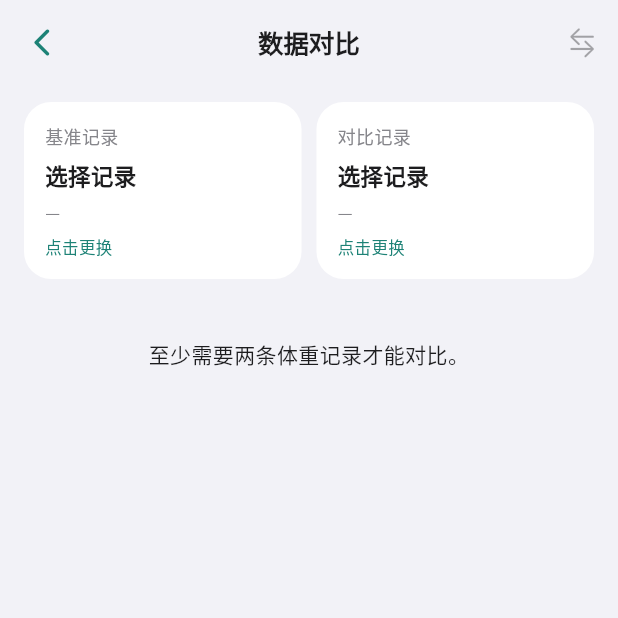
After one commit to FinnWang-CN/Poise, a Flutter app: the screen it shows after launch, item 2 of the bottom bar chosen, after a tap on "数据对比", on a phone screen of 412 x 824 dp, the top half of it. The commit adds this screen. Run offline on Flutter 3.47's test engine with Material 3 defaults, Android fonts, the phone set to English and light mode, and no system bars; our stand-ins replace file_picker, fl_chart, flutter_secure_storage, shared_preferences; missing offline and left inert: excel, health; accounts and stored records are empty.

Commit message:
Add two-record comparison and prepare Poise 0.8.5

```diff
--- /dev/null
+++ b/lib/comparison.dart
@@ -0,0 +1,83 @@
+import 'model.dart';
+
+class ComparisonMetric {
+  final String name;
+  final String left, right;
+  final double? difference;
+  final String unit;
+  final int decimals;
+  const ComparisonMetric(
+    this.name,
+    this.left,
+    this.right,
+    this.difference,
+    this.unit,
+    this.decimals,
+  );
+}
+
+/// Never substitutes zero for missing values or subtracts incompatible units.
+List<ComparisonMetric> compareRecords(
+  BodyData data,
+  Measurement a,
+  Measurement b,
+) {
+  final result = <ComparisonMetric>[];
+  void add(
+    String name,
+    NumericReading? x,
+    NumericReading? y, {
+    int decimals = 1,
+    String? rawLeft,
+    String? rawRight,
+  }) {
+    double display(NumericReading v) =>
+        v.unit == 'kg' ? data.displayWeight(v.value) : v.value;
+    String displayUnit(NumericReading v) => v.unit == 'kg' ? data.unit : v.unit;
+    String text(NumericReading? v, String? raw) =>
+        v == null
+            ? (raw == null || raw.trim().isEmpty ? '—' : raw)
+            : '${display(v).toStringAsFixed(decimals)}${displayUnit(v).isEmpty ? '' : ' ${displayUnit(v)}'}';
+    final compatible = x != null && y != null && x.unit == y.unit;
+    result.add(
+      ComparisonMetric(
+        name,
+        text(x, rawLeft),
+        text(y, rawRight),
+        compatible ? display(y) - display(x) : null,
+        compatible ? displayUnit(x) : '',
+        decimals,
+      ),
+    );
+  }
+
+  add(
+    '体重',
+    NumericReading(a.kg, 'kg'),
+    NumericReading(b.kg, 'kg'),
+    decimals: 2,
+  );
+  NumericReading bmi(Measurement r) =>
+      numericReading(r.extras['BMI'] ?? '') ??
+      NumericReading(r.bmi(data.height), '');
+  add('BMI', bmi(a), bmi(b));
+  add(
+    '体脂率',
+    a.fat == null ? null : NumericReading(a.fat!, '%'),
+    b.fat == null ? null : NumericReading(b.fat!, '%'),
+  );
+  final keys = {...a.extras.keys, ...b.extras.keys}
+    ..removeAll({'时间', '体重', '体脂率', 'BMI'});
+  for (final key in keys) {
+    final x = a.extras[key], y = b.extras[key];
+    add(
+      key,
+      numericReading(x ?? ''),
+      numericReading(y ?? ''),
+      rawLeft: x,
+      rawRight: y,
+      decimals: key == '腰臀比' ? 2 : 1,
+    );
+  }
+  return result;
+}
--- /dev/null
+++ b/lib/comparison_page.dart
@@ -0,0 +1,385 @@
+import 'package:flutter/cupertino.dart';
+import 'package:flutter/material.dart';
+import 'comparison.dart';
+import 'design.dart';
+import 'language.dart';
+import 'model.dart';
+
+class ComparisonPage extends StatefulWidget {
+  final BodyData data;
+  final DateTime? initialDay;
+  const ComparisonPage({super.key, required this.data, this.initialDay});
+  @override
+  State<ComparisonPage> createState() => _ComparisonPageState();
+}
+
+class _ComparisonPageState extends State<ComparisonPage> {
+  late final records =
+      widget.data.allRecords.toList()
+        ..sort((a, b) => compareMeasurements(b, a));
+  Measurement? left, right;
+  @override
+  void initState() {
+    super.initState();
+    final day =
+        records
+            .where(
+              (r) =>
+                  dayOf(r.time) == dayOf(widget.initialDay ?? DateTime.now()),
+            )
+            .toList();
+    right = day.isNotEmpty ? day.first : records.firstOrNull;
+    left = records.where((r) => r.id != right?.id).firstOrNull;
+    if (left != null && right != null && left!.time.isAfter(right!.time)) {
+      final old = left;
+      left = right;
+      right = old;
+    }
+  }
+
+  String time(Measurement r) =>
+      r.dateOnly
+          ? tr(context, '仅日期')
+          : '${r.time.hour.toString().padLeft(2, '0')}:${r.time.minute.toString().padLeft(2, '0')}';
+  String source(Measurement r) => tr(
+    context,
+    r.keepKey != null
+        ? 'Keep 记录'
+        : r.healthKey != null
+        ? '系统记录'
+        : r.extras.isNotEmpty
+        ? '文件导入'
+        : '手动记录',
+  );
+
+  Future<void> pick(bool baseline) async {
+    if (records.isEmpty) return;
+    final current = baseline ? left : right;
+    final other = baseline ? right : left;
+    final days = records.map((r) => dayOf(r.time)).toSet().toList()..sort();
+    var day = current == null ? days.last : dayOf(current.time);
+    final chosen = await showModalBottomSheet<Measurement>(
+      context: context,
+      isScrollControlled: true,
+      useSafeArea: true,
+      builder:
+          (sheet) => StatefulBuilder(
+            builder: (sheet, update) {
+              final rows = records.where((r) => dayOf(r.time) == day).toList();
+              final index = days.indexOf(day);
+              return SizedBox(
+                height: MediaQuery.sizeOf(sheet).height * .72,
+                child: Column(
+                  children: [
+                    Padding(
+                      padding: const EdgeInsets.fromLTRB(20, 12, 8, 4),
+                      child: Row(
+                        children: [
+                          Expanded(
+                            child: Text(
+                              tr(sheet, baseline ? '选择基准记录' : '选择对比记录'),
+                              style: Theme.of(sheet).textTheme.titleMedium,
+                            ),
+                          ),
+                          IconButton(
+                            tooltip: tr(sheet, '关闭'),
+                            onPressed: () => Navigator.pop(sheet),
+                            icon: const Icon(Icons.close),
+                          ),
+                        ],
+                      ),
+                    ),
+                    Row(
+                      mainAxisAlignment: MainAxisAlignment.center,
+                      children: [
+                        IconButton(
+                          tooltip: tr(sheet, '上一个有记录的日期'),
+                          onPressed:
+                              index > 0
+                                  ? () => update(() => day = days[index - 1])
+                                  : null,
+                          icon: const Icon(
+                            CupertinoIcons.chevron_left,
+                            size: 18,
+                          ),
+                        ),
+                        Flexible(
+                          child: TextButton.icon(
+                            icon: const Icon(CupertinoIcons.calendar, size: 18),
+                            label: Text(dateLabel(day)),
+                            onPressed: () async {
+                              final selected = await showDatePicker(
+                                context: sheet,
+                                initialDate: day,
+                                firstDate: days.first,
+                                lastDate: days.last,
+                                selectableDayPredicate:
+                                    (d) => days.contains(dayOf(d)),
+                              );
+                              if (selected != null && sheet.mounted) {
+                                update(() => day = dayOf(selected));
+                              }
+                            },
+                          ),
+                        ),
+                        IconButton(
+                          tooltip: tr(sheet, '下一个有记录的日期'),
+                          onPressed:
+                              index < days.length - 1
+                                  ? () => update(() => day = days[index + 1])
+                                  : null,
+                          icon: const Icon(
+                            CupertinoIcons.chevron_right,
+                            size: 18,
+                          ),
+                        ),
+                      ],
+                    ),
+                    Expanded(
+                      child: ListView.builder(
+                        padding: const EdgeInsets.fromLTRB(12, 4, 12, 24),
+                        itemCount: rows.length,
+                        itemBuilder: (context, i) {
+                          final r = rows[i];
+                          return ListTile(
+                            enabled: r.id != other?.id,
+                            selected: r.id == current?.id,
+                            title: Text(
+                              '${time(r)} · ${widget.data.displayWeight(r.kg).toStringAsFixed(2)} ${tr(context, widget.data.unit)}',
+                            ),
+                            subtitle: Text(
+                              r.id == other?.id
+                                  ? tr(context, '已用于另一组')
+                                  : source(r),
+                            ),
+                            trailing:
+                                r.id == current?.id
+                                    ? const Icon(Icons.check, size: 20)
+                                    : null,
+                            onTap: () => Navigator.pop(sheet, r),
+                          );
+                        },
+                      ),
+                    ),
+                  ],
+                ),
+              );
+            },
+          ),
+    );
+    if (chosen != null && mounted) {
+      setState(() {
+        if (baseline) {
+          left = chosen;
+        } else {
+          right = chosen;
+        }
+      });
+    }
+  }
+
+  Widget selector(bool baseline) {
+    final r = baseline ? left : right;
+    final p = paletteOf(context);
+    return Material(
+      color: p.surface,
+      borderRadius: BorderRadius.circular(18),
+      child: InkWell(
+        onTap: () => pick(baseline),
+        borderRadius: BorderRadius.circular(18),
+        child: Padding(
+          padding: const EdgeInsets.all(14),
+          child: Column(
+            crossAxisAlignment: CrossAxisAlignment.start,
+            children: [
+              Text(
+                tr(context, baseline ? '基准记录' : '对比记录'),
+                style: TextStyle(fontSize: 12, color: p.secondary),
+              ),
+              const SizedBox(height: 7),
+              Text(
+                r == null ? tr(context, '选择记录') : dateLabel(r.time),
+                style: const TextStyle(
+                  fontSize: 15,
+                  fontWeight: FontWeight.w600,
+                ),
+              ),
+              const SizedBox(height: 5),
+              Text(
+                r == null ? '—' : '${time(r)} · ${source(r)}',
+                style: TextStyle(fontSize: 11, color: p.secondary),
+              ),
+              const SizedBox(height: 7),
+              Text(
+                tr(context, '点击更换'),
+                style: TextStyle(fontSize: 11, color: p.accentColor),
+              ),
+            ],
+          ),
+        ),
+      ),
+    );
+  }
+
+  Widget metricRow(ComparisonMetric m) {
+    final p = paletteOf(context);
+    final rounded =
+        m.difference == null
+            ? null
+            : double.parse(m.difference!.toStringAsFixed(m.decimals));
+    final up = rounded != null && rounded > 0,
+        down = rounded != null && rounded < 0;
+    final delta =
+        rounded == null
+            ? '—'
+            : '${up ? '+' : ''}${rounded.toStringAsFixed(m.decimals)}${m.unit.isEmpty ? '' : ' ${m.unit == '%' ? tr(context, '百分点') : tr(context, m.unit)}'}';
+    Widget value(String s) => Padding(
+      padding: const EdgeInsets.symmetric(horizontal: 4),
+      child: Text(
+        s.replaceAll('斤', tr(context, '斤')),
+        textAlign: TextAlign.center,
+        style: const TextStyle(fontSize: 20, fontWeight: FontWeight.w500),
+      ),
+    );
+    return Padding(
+      padding: const EdgeInsets.symmetric(vertical: 19, horizontal: 8),
+      child: Row(
+        children: [
+          Expanded(flex: 3, child: value(m.left)),
+          Expanded(
+            flex: 4,
+            child: Column(
+              children: [
+                Text(
+                  tr(context, m.name),
+                  textAlign: TextAlign.center,
+                  style: TextStyle(fontSize: 13, color: p.secondary),
+                ),
+                const SizedBox(height: 6),
+                Text(
+                  '${up
+                      ? '↑ '
+                      : down
+                      ? '↓ '
+                      : ''}$delta',
+                  textAlign: TextAlign.center,
+                  style: TextStyle(
+                    fontSize: 13,
+                    fontWeight: FontWeight.w600,
+                    color:
+                        up
+                            ? (Theme.of(context).brightness == Brightness.dark
+                                ? const Color(0xFFB6A4FF)
+                                : const Color(0xFF7960C5))
+                            : p.accentColor,
+                  ),
+                ),
+              ],
+            ),
+          ),
+          Expanded(flex: 3, child: value(m.right)),
+        ],
+      ),
+    );
+  }
+
+  @override
+  Widget build(BuildContext context) {
+    final ready = left != null && right != null;
+    final p = paletteOf(context);
+    final metrics =
+        ready
+            ? compareRecords(widget.data, left!, right!)
+            : <ComparisonMetric>[];
+    final days =
+        ready
+            ? (dayOf(right!.time).difference(dayOf(left!.time)).inHours / 24)
+                .round()
+                .abs()
+            : 0;
+    return Scaffold(
+      appBar: AppBar(
+        title: Text(tr(context, '数据对比')),
+        actions: [
+          IconButton(
+            tooltip: tr(context, '交换记录'),
+            onPressed:
+                ready
+                    ? () => setState(() {
+                      final a = left;
+                      left = right;
+                      right = a;
+                    })
+                    : null,
+            icon: const Icon(CupertinoIcons.arrow_right_arrow_left, size: 20),
+          ),
+        ],
+      ),
+      body: Center(
+        child: ConstrainedBox(
+          constraints: const BoxConstraints(maxWidth: 780),
+          child: ListView(
+            padding: const EdgeInsets.fromLTRB(16, 12, 16, 28),
+            children: [
+              Row(
+                crossAxisAlignment: CrossAxisAlignment.start,
+                children: [
+                  Expanded(child: selector(true)),
+                  const SizedBox(width: 10),
+                  Expanded(child: selector(false)),
+                ],
+              ),
+              const SizedBox(height: 16),
+              if (!ready)
+                Padding(
+                  padding: const EdgeInsets.all(24),
+                  child: Text(
+                    tr(context, '至少需要两条体重记录才能对比。'),
+                    textAlign: TextAlign.center,
+                  ),
+                ),
+              if (ready) ...[
+                Text(
+                  tr(context, '相隔 $days 天'),
+                  textAlign: TextAlign.center,
+                  style: TextStyle(fontSize: 12, color: p.secondary),
+                ),
+                const SizedBox(height: 12),
+                DecoratedBox(
+                  decoration: BoxDecoration(
+                    color: p.surface,
+                    borderRadius: BorderRadius.circular(20),
+                  ),
+                  child: Column(
+                    children: [
+                      for (var i = 0; i < metrics.length; i++) ...[
+                        if (i > 0)
+                          Padding(
+                            padding: const EdgeInsets.symmetric(horizontal: 16),
+                            child: Divider(height: 1, color: p.line),
+                          ),
+                        metricRow(metrics[i]),
+                      ],
+                    ],
+                  ),
+                ),
+                const SizedBox(height: 14),
+                Text(
+                  tr(
+                    context,
+                    '差值 = 对比记录 − 基准记录。缺失或单位不同的指标不计算差值；增减不代表健康评价。BMI 优先使用原始值，否则按当前身高计算。',
+                  ),
+                  style: TextStyle(
+                    fontSize: 11,
+                    height: 1.6,
+                    color: p.secondary,
+                  ),
+                ),
+              ],
+            ],
+          ),
+        ),
+      ),
+    );
+  }
+}
--- a/lib/keep_service.dart
+++ b/lib/keep_service.dart
@@ -331,7 +331,7 @@ class KeepService {
     await _wire('initialize', {
       'protocolVersion': '2025-03-26',
       'capabilities': {},
-      'clientInfo': {'name': 'Poise', 'version': '0.8.4'},
+      'clientInfo': {'name': 'Poise', 'version': '0.8.5'},
     });
     await _wire('notifications/initialized', null, notification: true);
     _ready = true;
--- a/lib/main.dart
+++ b/lib/main.dart
@@ -1,3 +1,4 @@
+import 'comparison_page.dart';
 import 'support_author.dart';
 import 'keep_page.dart';
 import 'keep_icon.dart';
@@ -555,6 +556,14 @@ class _HomeState extends State<Home> with WidgetsBindingObserver {
       ],
     ),
   );
+  void openComparison() {
+    Navigator.of(context).push(
+      MaterialPageRoute<void>(
+        builder: (_) => ComparisonPage(data: data, initialDay: selected),
+      ),
+    );
+  }
+
   Widget calendarPage() {
     final records = data.onDay(selected, period).reversed.toList();
     final first = DateTime(month.year, month.month, 1);
@@ -579,8 +588,12 @@ class _HomeState extends State<Home> with WidgetsBindingObserver {
                     child: Column(
                       crossAxisAlignment: CrossAxisAlignment.start,
                       children: [
-                        if (compact)
-                          Padding(
+                        Row(
+                          children: [
+                            Expanded(
+                              child:
+                                  compact
+                                      ? Padding(
                                         padding: EdgeInsets.only(bottom: 10),
                                         child: Text(
                                           tr(context, '身体日历'),
@@ -591,8 +604,21 @@ class _HomeState extends State<Home> with WidgetsBindingObserver {
                                           ),
                                         ),
                                       )
-                        else
-                          sectionHeading('身体日历', '每一次记录，都是对自己的关照。'),
+                                      : sectionHeading(
+                                        '身体日历',
+                                        '每一次记录，都是对自己的关照。',
+                                      ),
+                            ),
+                            IconButton(
+                              tooltip: tr(context, '数据对比'),
+                              onPressed: openComparison,
+                              icon: Icon(
+                                CupertinoIcons.arrow_right_arrow_left,
+                                size: 20,
+                              ),
+                            ),
+                          ],
+                        ),
                         panel(
                           Column(
                             children: [
@@ -1029,6 +1055,14 @@ class _HomeState extends State<Home> with WidgetsBindingObserver {
     return ListView(
       padding: EdgeInsets.fromLTRB(20, 8, 20, 24),
       children: [
+        Align(
+          alignment: Alignment.centerRight,
+          child: TextButton.icon(
+            onPressed: openComparison,
+            icon: Icon(CupertinoIcons.arrow_right_arrow_left, size: 16),
+            label: Text(tr(context, '数据对比')),
+          ),
+        ),
         sectionHeading('变化趋势', '关注长期变化，也接纳日常波动。'),
         AppleSegments<int>(
           value: activeMetric < 3 ? activeMetric : null,
@@ -1619,7 +1653,7 @@ class _HomeState extends State<Home> with WidgetsBindingObserver {
       Padding(
         padding: EdgeInsets.all(20),
         child: Text(
-          tr(context, '轻衡 0.8.4 · 身体记录'),
+          tr(context, '轻衡 0.8.5 · 身体记录'),
           textAlign: TextAlign.center,
           style: TextStyle(color: paletteOf(context).secondary, fontSize: 11),
         ),
--- a/lib/translations.dart
+++ b/lib/translations.dart
@@ -1,5 +1,24 @@
 // UI catalog. Imported field keys and stored measurements remain unchanged.
 const translations = <String, String>{
+  "数据对比": "Compare records",
+  "基准记录": "Baseline",
+  "对比记录": "Comparison",
+  "选择基准记录": "Choose baseline",
+  "选择对比记录": "Choose comparison",
+  "选择记录": "Choose a record",
+  "点击更换": "Tap to change",
+  "交换记录": "Swap records",
+  "已用于另一组": "Selected on the other side",
+  "上一个有记录的日期": "Previous recorded date",
+  "下一个有记录的日期": "Next recorded date",
+  "文件导入": "File import",
+  "手动记录": "Manual entry",
+  "百分点": "pp",
+  "相隔 {0} 天": "{0} days apart",
+  "至少需要两条体重记录才能对比。": "At least two weight records are needed to compare.",
+  "差值 = 对比记录 − 基准记录。缺失或单位不同的指标不计算差值；增减不代表健康评价。BMI 优先使用原始值，否则按当前身高计算。":
+      "Change = comparison minus baseline. No change is calculated for missing values or incompatible units. Increases and decreases are not health ratings. BMI uses the original value when available, otherwise your current height.",
+
   "支持 Poise": "Support Poise",
   "赞赏作者": "Support the author",
   "感谢你的支持": "Thank you for your support",
@@ -127,7 +146,7 @@ const translations = <String, String>{
   "演示数据 · 第二次测量": "Demo data · Second measurement",
   "轻衡": "Poise",
   "轻衡 · 身体记录": "Poise · Body Journal",
-  "轻衡 0.8.4 · 身体记录": "Poise 0.8.4 · Body Journal",
+  "轻衡 0.8.5 · 身体记录": "Poise 0.8.5 · Body Journal",
   "日历": "Calendar",
   "趋势": "Trends",
   "设置": "Settings",
--- a/pubspec.yaml
+++ b/pubspec.yaml
@@ -1,7 +1,7 @@
 name: bodylog
 description: Offline-first body weight and body fat tracker.
 publish_to: none
-version: 0.8.4+22
+version: 0.8.5+24
 environment:
   sdk: '>=3.7.0 <4.0.0'
 dependencies:
```
Also changed, not shown: 2 other files. Lines whose indentation alone changed are shown as unchanged.
